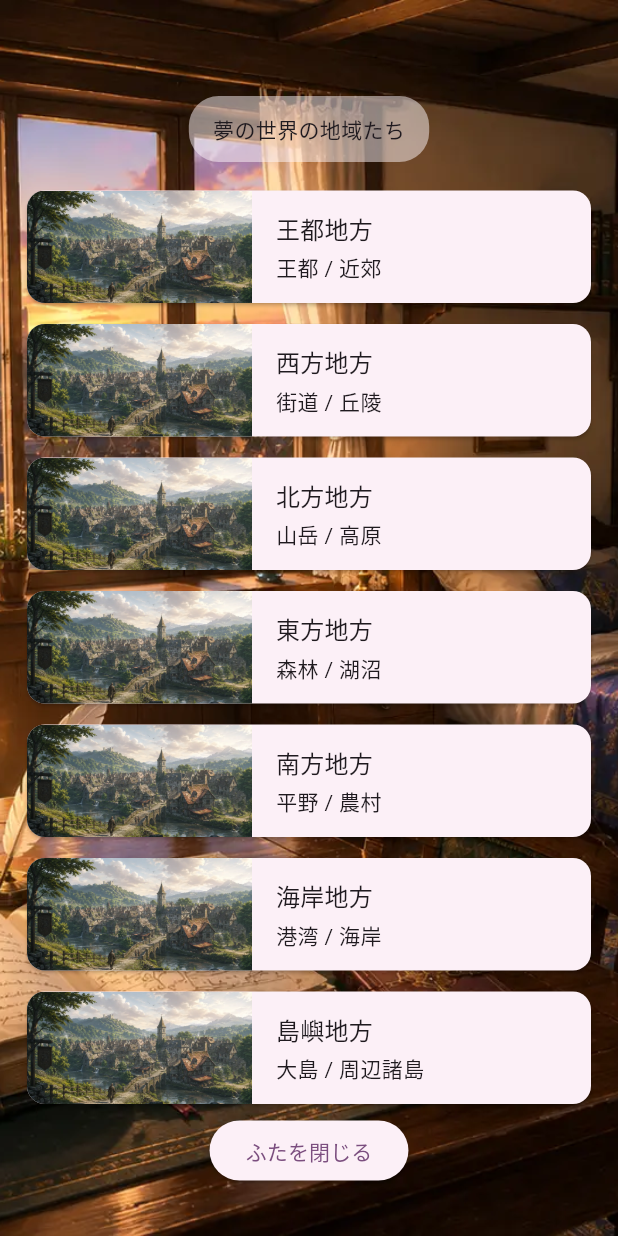
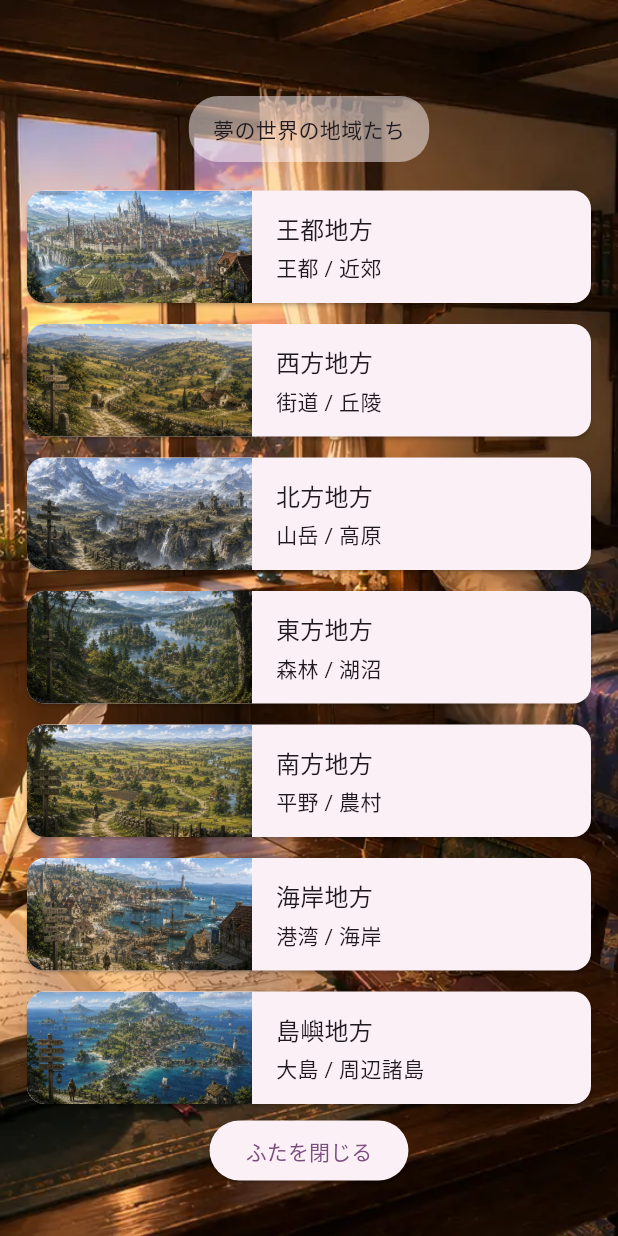
Before and after one commit to kareha-mirror/pot.lucidrowse, a Flutter app: the ExploreScreen screen opened by its route, on a phone screen of 412 x 824 dp. Run offline on Flutter 3.47's test engine with Material 3 defaults, Android fonts, the phone set to English and light mode, and no system bars.

Commit message:
Add region images

```diff
--- a/client/lib/models/region.dart
+++ b/client/lib/models/region.dart
@@ -19,7 +19,7 @@ const List<Region> regions = [
       Area(name: '王都'),
       Area(name: '近郊'),
     ],
-    image: 'assets/images/front.webp',
+    image: 'assets/images/regions/capital.webp',
   ),
   Region(
     name: '西方地方',
@@ -27,7 +27,7 @@ const List<Region> regions = [
       Area(name: '街道'),
       Area(name: '丘陵'),
     ],
-    image: 'assets/images/front.webp',
+    image: 'assets/images/regions/west.webp',
   ),
   Region(
     name: '北方地方',
@@ -35,7 +35,7 @@ const List<Region> regions = [
       Area(name: '山岳'),
       Area(name: '高原'),
     ],
-    image: 'assets/images/front.webp',
+    image: 'assets/images/regions/north.webp',
   ),
   Region(
     name: '東方地方',
@@ -43,7 +43,7 @@ const List<Region> regions = [
       Area(name: '森林'),
       Area(name: '湖沼'),
     ],
-    image: 'assets/images/front.webp',
+    image: 'assets/images/regions/east.webp',
   ),
   Region(
     name: '南方地方',
@@ -51,7 +51,7 @@ const List<Region> regions = [
       Area(name: '平野'),
       Area(name: '農村'),
     ],
-    image: 'assets/images/front.webp',
+    image: 'assets/images/regions/south.webp',
   ),
   Region(
     name: '海岸地方',
@@ -59,7 +59,7 @@ const List<Region> regions = [
       Area(name: '港湾'),
       Area(name: '海岸'),
     ],
-    image: 'assets/images/front.webp',
+    image: 'assets/images/regions/coast.webp',
   ),
   Region(
     name: '島嶼地方',
@@ -67,6 +67,6 @@ const List<Region> regions = [
       Area(name: '大島'),
       Area(name: '周辺諸島'),
     ],
-    image: 'assets/images/front.webp',
+    image: 'assets/images/regions/islands.webp',
   ),
 ];
--- a/client/lib/screens/explore_screen.dart
+++ b/client/lib/screens/explore_screen.dart
@@ -55,6 +55,7 @@ class _ExploreScreenState extends State<ExploreScreen> {
     return Scaffold(
       body: Stack(
         children: [
+          if (regionIndex == -1)
             SizedBox(
               width: double.infinity,
               height: double.infinity,
@@ -64,6 +65,15 @@ class _ExploreScreenState extends State<ExploreScreen> {
                       ? 'assets/images/night.webp'
                       : 'assets/images/home.webp',
                 ),
+                fit: BoxFit.cover,
+              ),
+            )
+          else
+            SizedBox(
+              width: double.infinity,
+              height: double.infinity,
+              child: Image(
+                image: AssetImage(regions[regionIndex].image),
                 fit: BoxFit.cover,
               ),
             ),
--- a/client/pubspec.yaml
+++ b/client/pubspec.yaml
@@ -90,3 +90,4 @@ flutter:
 
   assets:
     - assets/images/
+    - assets/images/regions/
```
Also changed, not shown: client/lib/screens/front_screen.dart (+27 -0 lines), client/assets/images/regions/capital.webp (added), client/assets/images/regions/coast.webp (added), client/assets/images/regions/east.webp (added), client/assets/images/regions/islands.webp (added), client/assets/images/regions/north.webp (added), client/assets/images/regions/south.webp (added), client/assets/images/regions/west.webp (added). Lines whose indentation alone changed are shown as unchanged.
